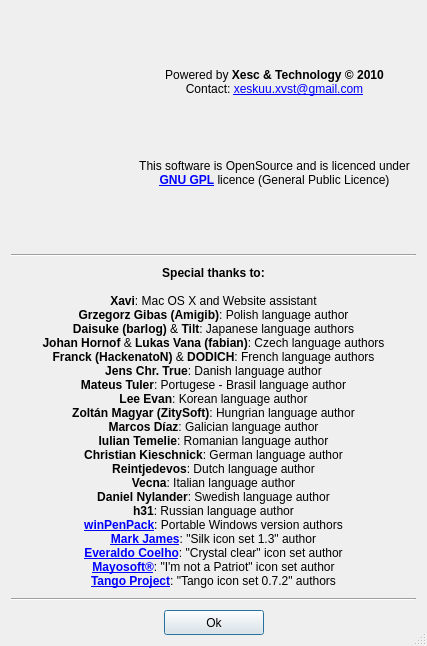
Old version of the form ui/credits.ui in the repository ckorn/xvst.
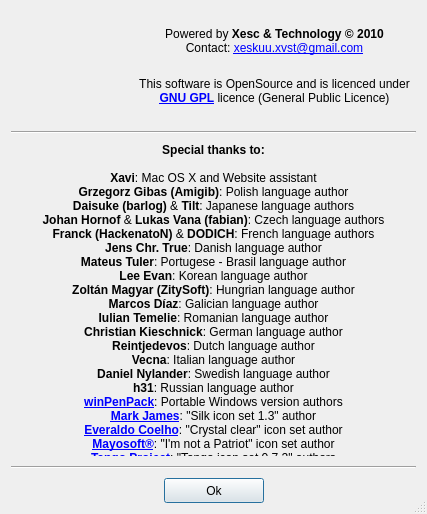
New version of the form. Icons and pictures are not drawn.

Diff of the .ui file:
```diff
--- a/ui/credits.ui
+++ b/ui/credits.ui
@@ -10,9 +10,21 @@
     <x>0</x>
     <y>0</y>
     <width>427</width>
-    <height>646</height>
+    <height>514</height>
    </rect>
   </property>
+  <property name="minimumSize">
+   <size>
+    <width>427</width>
+    <height>514</height>
+   </size>
+  </property>
+  <property name="maximumSize">
+   <size>
+    <width>427</width>
+    <height>514</height>
+   </size>
+  </property>
   <property name="windowTitle">
    <string>Credits</string>
   </property>
```
Left out of the diff: 1 changed line with no effect on the pictures.
